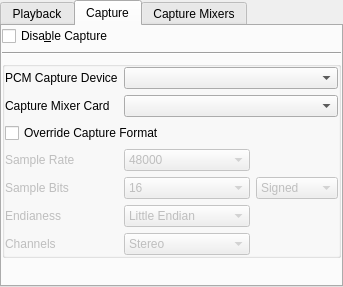
Qt form plugins/alsa-sound/alsa-sound-configuration-ui.ui (pbek/kradio) before a commit.
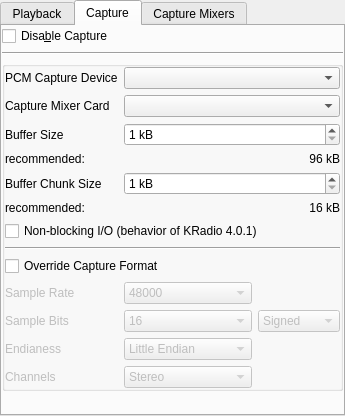
The same form after that commit. The open tabs and pages were chosen to show the change. Custom widgets are drawn as their Qt base class.

Commit message: more configurability for alsa buffer settings

Diff of the .ui file:
```diff
--- a/plugins/alsa-sound/alsa-sound-configuration-ui.ui
+++ b/plugins/alsa-sound/alsa-sound-configuration-ui.ui
@@ -6,8 +6,8 @@
    <rect>
     <x>0</x>
     <y>0</y>
-    <width>343</width>
-    <height>287</height>
+    <width>345</width>
+    <height>416</height>
    </rect>
   </property>
   <property name="windowTitle">
@@ -268,27 +268,14 @@
           <property name="margin">
            <number>0</number>
           </property>
-          <item row="7" column="1">
-           <widget class="KComboBox" name="m_cbChannels">
-            <property name="enabled">
+          <item row="0" column="0">
+           <widget class="QLabel" name="textLabel2_4">
+            <property name="text">
+             <string>PCM Capture Device</string>
+            </property>
+            <property name="wordWrap">
              <bool>false</bool>
             </property>
-            <property name="sizePolicy">
-             <sizepolicy hsizetype="MinimumExpanding" vsizetype="Fixed">
-              <horstretch>0</horstretch>
-              <verstretch>0</verstretch>
-             </sizepolicy>
-            </property>
-            <item>
-             <property name="text">
-              <string>Stereo</string>
-             </property>
-            </item>
-            <item>
-             <property name="text">
-              <string>Mono</string>
-             </property>
-            </item>
            </widget>
           </item>
           <item row="0" column="1" colspan="2">
@@ -301,43 +288,184 @@
             </property>
            </widget>
           </item>
+          <item row="1" column="0">
+           <widget class="QLabel" name="textLabel2_6">
+            <property name="text">
+             <string>Capture Mixer Card</string>
+            </property>
+            <property name="wordWrap">
+             <bool>false</bool>
+            </property>
+           </widget>
+          </item>
+          <item row="1" column="1" colspan="2">
+           <widget class="KComboBox" name="m_comboCaptureMixerCard">
+            <property name="sizePolicy">
+             <sizepolicy hsizetype="MinimumExpanding" vsizetype="Preferred">
+              <horstretch>0</horstretch>
+              <verstretch>0</verstretch>
+             </sizepolicy>
+            </property>
+           </widget>
+          </item>
+          <item row="2" column="0">
+           <widget class="QLabel" name="textLabel2_2_2_4">
+            <property name="text">
+             <string>Buffer Size</string>
+            </property>
+            <property name="wordWrap">
+             <bool>false</bool>
+            </property>
+           </widget>
+          </item>
+          <item row="2" column="1" colspan="2">
+           <widget class="KIntSpinBox" name="editCaptureBufferSize">
+            <property name="sizePolicy">
+             <sizepolicy hsizetype="MinimumExpanding" vsizetype="Fixed">
+              <horstretch>0</horstretch>
+              <verstretch>0</verstretch>
+             </sizepolicy>
+            </property>
+            <property name="suffix">
+             <string> kB</string>
+            </property>
+            <property name="minimum">
+             <number>1</number>
+            </property>
+            <property name="maximum">
+             <number>1024</number>
+            </property>
+            <property name="maxValue" stdset="0">
+             <number>1024</number>
+            </property>
+            <property name="minValue" stdset="0">
+             <number>1</number>
+            </property>
+           </widget>
+          </item>
+          <item row="3" column="0">
+           <widget class="QLabel" name="textLabel2_2_8">
+            <property name="text">
+             <string>recommended:</string>
+            </property>
+            <property name="wordWrap">
+             <bool>false</bool>
+            </property>
+           </widget>
+          </item>
+          <item row="3" column="1" colspan="2">
+           <widget class="QLabel" name="textLabel2_2_9">
+            <property name="text">
+             <string>96 kB</string>
+            </property>
+            <property name="alignment">
+             <set>Qt::AlignRight|Qt::AlignTrailing|Qt::AlignVCenter</set>
+            </property>
+            <property name="wordWrap">
+             <bool>false</bool>
+            </property>
+           </widget>
+          </item>
+          <item row="4" column="0">
+           <widget class="QLabel" name="textLabel2_2_2_5">
+            <property name="text">
+             <string>Buffer Chunk Size</string>
+            </property>
+            <property name="wordWrap">
+             <bool>false</bool>
+            </property>
+           </widget>
+          </item>
+          <item row="4" column="1" colspan="2">
+           <widget class="KIntSpinBox" name="editCaptureBufferChunkSize">
+            <property name="sizePolicy">
+             <sizepolicy hsizetype="MinimumExpanding" vsizetype="Fixed">
+              <horstretch>0</horstretch>
+              <verstretch>0</verstretch>
+             </sizepolicy>
+            </property>
+            <property name="suffix">
+             <string> kB</string>
+            </property>
+            <property name="minimum">
+             <number>1</number>
+            </property>
+            <property name="maximum">
+             <number>1024</number>
+            </property>
+            <property name="maxValue" stdset="0">
+             <number>1024</number>
+            </property>
+            <property name="minValue" stdset="0">
+             <number>1</number>
+            </property>
+           </widget>
+          </item>
           <item row="5" column="0">
-           <widget class="QLabel" name="lableBits">
-            <property name="enabled">
+           <widget class="QLabel" name="textLabel2_2_10">
+            <property name="text">
+             <string>recommended:</string>
+            </property>
+            <property name="wordWrap">
              <bool>false</bool>
             </property>
+           </widget>
+          </item>
+          <item row="5" column="1" colspan="2">
+           <widget class="QLabel" name="textLabel2_2_11">
             <property name="text">
-             <string>Sample Bits</string>
+             <string>16 kB</string>
             </property>
+            <property name="alignment">
+             <set>Qt::AlignRight|Qt::AlignTrailing|Qt::AlignVCenter</set>
+            </property>
             <property name="wordWrap">
              <bool>false</bool>
             </property>
            </widget>
           </item>
-          <item row="5" column="2">
-           <widget class="KComboBox" name="m_cbSign">
+          <item row="7" column="0" colspan="3">
+           <widget class="Line" name="line_3">
+            <property name="orientation">
+             <enum>Qt::Horizontal</enum>
+            </property>
+           </widget>
+          </item>
+          <item row="8" column="0" colspan="3">
+           <widget class="QCheckBox" name="cbEnableCaptureFormatOverride">
+            <property name="toolTip">
+             <string>&lt;!DOCTYPE HTML PUBLIC &quot;-//W3C//DTD HTML 4.0//EN&quot; &quot;http://www.w3.org/TR/REC-html40/strict.dtd&quot;&gt;
+&lt;html&gt;&lt;head&gt;&lt;meta name=&quot;qrichtext&quot; content=&quot;1&quot; /&gt;&lt;style type=&quot;text/css&quot;&gt;
+p, li { white-space: pre-wrap; }
+&lt;/style&gt;&lt;/head&gt;&lt;body style=&quot; font-family:'Sans Serif'; font-size:9pt; font-weight:400; font-style:normal;&quot;&gt;
+&lt;p align=&quot;justify&quot; style=&quot; margin-top:0px; margin-bottom:0px; margin-left:0px; margin-right:0px; -qt-block-indent:0; text-indent:0px;&quot;&gt;You need to enable this switch in order to allow KRadio to tag the sound data internally processed with the correct format/sampling information if your ALSA (pseudo) sound device has a driver that does not report correctly the sampling information via the ALSA interface. This is at least a known issue for some Avermedia tv/radio card drivers which create a pseudo ALSA sound device to provide the sound samples aquired over the PCI bus.&lt;/p&gt;&lt;/body&gt;&lt;/html&gt;</string>
+            </property>
+            <property name="whatsThis">
+             <string>&lt;!DOCTYPE HTML PUBLIC &quot;-//W3C//DTD HTML 4.0//EN&quot; &quot;http://www.w3.org/TR/REC-html40/strict.dtd&quot;&gt;
+&lt;html&gt;&lt;head&gt;&lt;meta name=&quot;qrichtext&quot; content=&quot;1&quot; /&gt;&lt;style type=&quot;text/css&quot;&gt;
+p, li { white-space: pre-wrap; }
+&lt;/style&gt;&lt;/head&gt;&lt;body style=&quot; font-family:'Sans Serif'; font-size:9pt; font-weight:400; font-style:normal;&quot;&gt;
+&lt;p align=&quot;justify&quot; style=&quot; margin-top:0px; margin-bottom:0px; margin-left:0px; margin-right:0px; -qt-block-indent:0; text-indent:0px;&quot;&gt;You need to enable this switch in order to allow KRadio to tag the sound data internally processed with the correct format/sampling information if your ALSA (pseudo) sound device has a driver that does not report correctly the sampling information via the ALSA interface. This is at least a known issue for some Avermedia tv/radio card drivers which create a pseudo ALSA sound device to provide the sound samples aquired over the PCI bus.&lt;/p&gt;&lt;/body&gt;&lt;/html&gt;</string>
+            </property>
+            <property name="text">
+             <string>Override Capture Format</string>
+            </property>
+           </widget>
+          </item>
+          <item row="9" column="0">
+           <widget class="QLabel" name="labelRate">
             <property name="enabled">
              <bool>false</bool>
             </property>
-            <property name="sizePolicy">
-             <sizepolicy hsizetype="MinimumExpanding" vsizetype="Fixed">
-              <horstretch>1</horstretch>
-              <verstretch>0</verstretch>
-             </sizepolicy>
+            <property name="text">
+             <string>Sample Rate</string>
             </property>
-            <item>
-             <property name="text">
-              <string>Signed</string>
-             </property>
-            </item>
-            <item>
-             <property name="text">
-              <string>Unsigned</string>
-             </property>
-            </item>
+            <property name="wordWrap">
+             <bool>false</bool>
+            </property>
            </widget>
           </item>
-          <item row="4" column="1">
+          <item row="9" column="1">
            <widget class="KComboBox" name="m_cbRate">
             <property name="enabled">
              <bool>false</bool>
@@ -375,7 +503,79 @@
             </item>
            </widget>
           </item>
-          <item row="6" column="1">
+          <item row="10" column="0">
+           <widget class="QLabel" name="lableBits">
+            <property name="enabled">
+             <bool>false</bool>
+            </property>
+            <property name="text">
+             <string>Sample Bits</string>
+            </property>
+            <property name="wordWrap">
+             <bool>false</bool>
+            </property>
+           </widget>
+          </item>
+          <item row="10" column="1">
+           <widget class="KComboBox" name="m_cbBits">
+            <property name="enabled">
+             <bool>false</bool>
+            </property>
+            <property name="sizePolicy">
+             <sizepolicy hsizetype="MinimumExpanding" vsizetype="Fixed">
+              <horstretch>2</horstretch>
+              <verstretch>0</verstretch>
+             </sizepolicy>
+            </property>
+            <item>
+             <property name="text">
+              <string>16</string>
+             </property>
+            </item>
+            <item>
+             <property name="text">
+              <string>8</string>
+             </property>
+            </item>
+           </widget>
+          </item>
+          <item row="10" column="2">
+           <widget class="KComboBox" name="m_cbSign">
+            <property name="enabled">
+             <bool>false</bool>
+            </property>
+            <property name="sizePolicy">
+             <sizepolicy hsizetype="MinimumExpanding" vsizetype="Fixed">
+              <horstretch>1</horstretch>
+              <verstretch>0</verstretch>
+             </sizepolicy>
+            </property>
+            <item>
+             <property name="text">
+              <string>Signed</string>
+             </property>
+            </item>
+            <item>
+             <property name="text">
+              <string>Unsigned</string>
+             </property>
+            </item>
+           </widget>
+          </item>
+          <item row="11" column="0">
+           <widget class="QLabel" name="lableEndianess">
+            <property name="enabled">
+             <bool>false</bool>
+            </property>
+            <property name="text">
+             <string>Endianess</string>
+            </property>
+            <property name="wordWrap">
+             <bool>false</bool>
+            </property>
+           </widget>
+          </item>
+          <item row="11" column="1">
            <widget class="KComboBox" name="m_cbEndianess">
             <property name="enabled">
              <bool>false</bool>
@@ -398,28 +598,7 @@
             </item>
            </widget>
           </item>
-          <item row="3" column="0" colspan="2">
-           <widget class="QCheckBox" name="cbEnableCaptureFormatOverride">
-            <property name="toolTip">
-             <string>&lt;!DOCTYPE HTML PUBLIC &quot;-//W3C//DTD HTML 4.0//EN&quot; &quot;http://www.w3.org/TR/REC-html40/strict.dtd&quot;&gt;
-&lt;html&gt;&lt;head&gt;&lt;meta name=&quot;qrichtext&quot; content=&quot;1&quot; /&gt;&lt;style type=&quot;text/css&quot;&gt;
-p, li { white-space: pre-wrap; }
-&lt;/style&gt;&lt;/head&gt;&lt;body style=&quot; font-family:'Sans Serif'; font-size:9pt; font-weight:400; font-style:normal;&quot;&gt;
-&lt;p align=&quot;justify&quot; style=&quot; margin-top:0px; margin-bottom:0px; margin-left:0px; margin-right:0px; -qt-block-indent:0; text-indent:0px;&quot;&gt;You need to enable this switch in order to allow KRadio to tag the sound data internally processed with the correct format/sampling information if your ALSA (pseudo) sound device has a driver that does not report correctly the sampling information via the ALSA interface. This is at least a known issue for some Avermedia tv/radio card drivers which create a pseudo ALSA sound device to provide the sound samples aquired over the PCI bus.&lt;/p&gt;&lt;/body&gt;&lt;/html&gt;</string>
-            </property>
-            <property name="whatsThis">
-             <string>&lt;!DOCTYPE HTML PUBLIC &quot;-//W3C//DTD HTML 4.0//EN&quot; &quot;http://www.w3.org/TR/REC-html40/strict.dtd&quot;&gt;
-&lt;html&gt;&lt;head&gt;&lt;meta name=&quot;qrichtext&quot; content=&quot;1&quot; /&gt;&lt;style type=&quot;text/css&quot;&gt;
-p, li { white-space: pre-wrap; }
-&lt;/style&gt;&lt;/head&gt;&lt;body style=&quot; font-family:'Sans Serif'; font-size:9pt; font-weight:400; font-style:normal;&quot;&gt;
-&lt;p align=&quot;justify&quot; style=&quot; margin-top:0px; margin-bottom:0px; margin-left:0px; margin-right:0px; -qt-block-indent:0; text-indent:0px;&quot;&gt;You need to enable this switch in order to allow KRadio to tag the sound data internally processed with the correct format/sampling information if your ALSA (pseudo) sound device has a driver that does not report correctly the sampling information via the ALSA interface. This is at least a known issue for some Avermedia tv/radio card drivers which create a pseudo ALSA sound device to provide the sound samples aquired over the PCI bus.&lt;/p&gt;&lt;/body&gt;&lt;/html&gt;</string>
-            </property>
-            <property name="text">
-             <string>Override Capture Format</string>
-            </property>
-           </widget>
-          </item>
-          <item row="7" column="0">
+          <item row="12" column="0">
            <widget class="QLabel" name="lableChannels">
             <property name="enabled">
              <bool>false</bool>
@@ -432,82 +611,47 @@
             </property>
            </widget>
           </item>
-          <item row="6" column="0">
-           <widget class="QLabel" name="lableEndianess">
-            <property name="enabled">
-             <bool>false</bool>
-            </property>
-            <property name="text">
-             <string>Endianess</string>
-            </property>
-            <property name="wordWrap">
-             <bool>false</bool>
-            </property>
-           </widget>
-          </item>
-          <item row="0" column="0">
-           <widget class="QLabel" name="textLabel2_4">
-            <property name="text">
-             <string>PCM Capture Device</string>
-            </property>
-            <property name="wordWrap">
-             <bool>false</bool>
-            </property>
-           </widget>
-          </item>
-          <item row="4" column="0">
-           <widget class="QLabel" name="labelRate">
-            <property name="enabled">
-             <bool>false</bool>
-            </property>
-            <property name="text">
-             <string>Sample Rate</string>
-            </property>
-            <property name="wordWrap">
-             <bool>false</bool>
-            </property>
-           </widget>
-          </item>
-          <item row="5" column="1">
-           <widget class="KComboBox" name="m_cbBits">
+          <item row="12" column="1">
+           <widget class="KComboBox" name="m_cbChannels">
             <property name="enabled">
              <bool>false</bool>
             </property>
             <property name="sizePolicy">
              <sizepolicy hsizetype="MinimumExpanding" vsizetype="Fixed">
-              <horstretch>2</horstretch>
-              <verstretch>0</verstretch>
-             </sizepolicy>
-            </property>
-            <item>
-             <property name="text">
-              <string>16</string>
-             </property>
-            </item>
-            <item>
-             <property name="text">
-              <string>8</string>
-             </property>
-            </item>
-           </widget>
-          </item>
-          <item row="1" column="0">
-           <widget class="QLabel" name="textLabel2_6">
-            <property name="text">
-             <string>Capture Mixer Card</string>
-            </property>
-            <property name="wordWrap">
-             <bool>false</bool>
-            </property>
-           </widget>
-          </item>
-          <item row="1" column="1" colspan="2">
-           <widget class="KComboBox" name="m_comboCaptureMixerCard">
-            <property name="sizePolicy">
-             <sizepolicy hsizetype="MinimumExpanding" vsizetype="Preferred">
               <horstretch>0</horstretch>
               <verstretch>0</verstretch>
              </sizepolicy>
+            </property>
+            <item>
+             <property name="text">
+              <string>Stereo</string>
+             </property>
+            </item>
+            <item>
+             <property name="text">
+              <string>Mono</string>
+             </property>
+            </item>
+           </widget>
+          </item>
+          <item row="6" column="0" colspan="3">
+           <widget class="QCheckBox" name="chkNonBlockingCapture">
+            <property name="toolTip">
+             <string>&lt;!DOCTYPE HTML PUBLIC &quot;-//W3C//DTD HTML 4.0//EN&quot; &quot;http://www.w3.org/TR/REC-html40/strict.dtd&quot;&gt;
+&lt;html&gt;&lt;head&gt;&lt;meta name=&quot;qrichtext&quot; content=&quot;1&quot; /&gt;&lt;style type=&quot;text/css&quot;&gt;
+p, li { white-space: pre-wrap; }
+&lt;/style&gt;&lt;/head&gt;&lt;body style=&quot; font-family:'Sans Serif'; font-size:9pt; font-weight:400; font-style:normal;&quot;&gt;
+&lt;p align=&quot;justify&quot; style=&quot; margin-top:0px; margin-bottom:0px; margin-left:0px; margin-right:0px; -qt-block-indent:0; text-indent:0px;&quot;&gt;You need to enable this switch in order to allow KRadio to tag the sound data internally processed with the correct format/sampling information if your ALSA (pseudo) sound device has a driver that does not report correctly the sampling information via the ALSA interface. This is at least a known issue for some Avermedia tv/radio card drivers which create a pseudo ALSA sound device to provide the sound samples aquired over the PCI bus.&lt;/p&gt;&lt;/body&gt;&lt;/html&gt;</string>
+            </property>
+            <property name="whatsThis">
+             <string>&lt;!DOCTYPE HTML PUBLIC &quot;-//W3C//DTD HTML 4.0//EN&quot; &quot;http://www.w3.org/TR/REC-html40/strict.dtd&quot;&gt;
+&lt;html&gt;&lt;head&gt;&lt;meta name=&quot;qrichtext&quot; content=&quot;1&quot; /&gt;&lt;style type=&quot;text/css&quot;&gt;
+p, li { white-space: pre-wrap; }
+&lt;/style&gt;&lt;/head&gt;&lt;body style=&quot; font-family:'Sans Serif'; font-size:9pt; font-weight:400; font-style:normal;&quot;&gt;
+&lt;p align=&quot;justify&quot; style=&quot; margin-top:0px; margin-bottom:0px; margin-left:0px; margin-right:0px; -qt-block-indent:0; text-indent:0px;&quot;&gt;You need to enable this switch in order to allow KRadio to tag the sound data internally processed with the correct format/sampling information if your ALSA (pseudo) sound device has a driver that does not report correctly the sampling information via the ALSA interface. This is at least a known issue for some Avermedia tv/radio card drivers which create a pseudo ALSA sound device to provide the sound samples aquired over the PCI bus.&lt;/p&gt;&lt;/body&gt;&lt;/html&gt;</string>
+            </property>
+            <property name="text">
+             <string>Non-blocking I/O (behavior of KRadio 4.0.1)</string>
             </property>
            </widget>
           </item>
```
Left out of the diff: 165 changed lines with no effect on the pictures. The commit also changes 4 other files.
